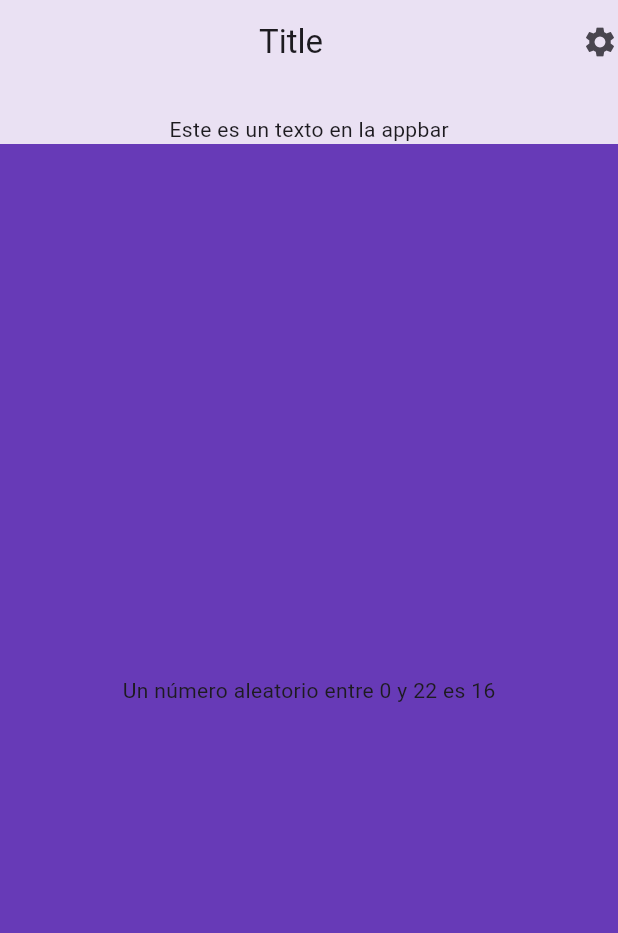
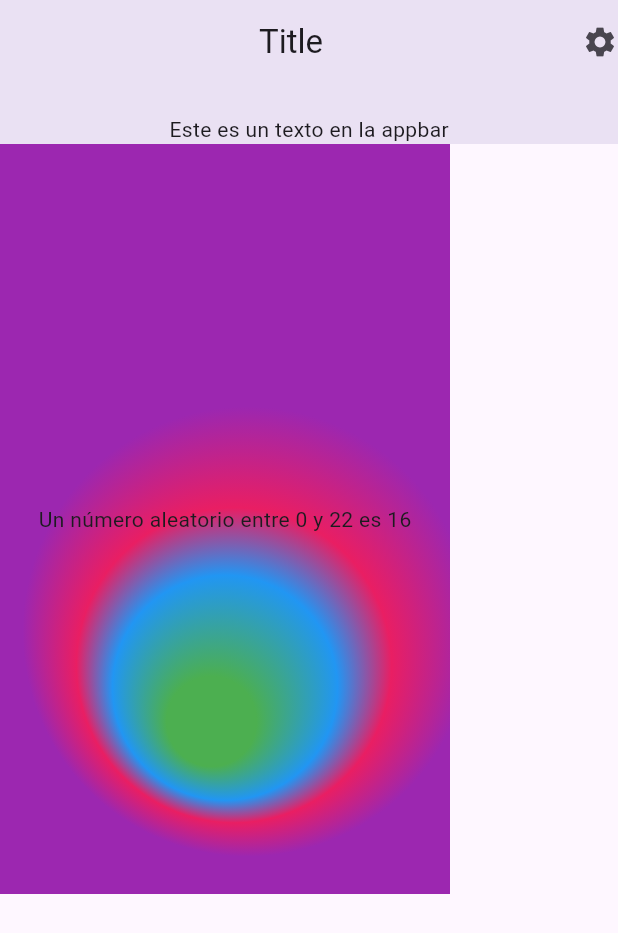
Before and after one commit to nellyjohanaortegatomas/CURSO_INTRODUCCION_A_FLUTTER, a Flutter app: the screen it shows after launch, on a phone screen of 412 x 824 dp. Shown: the top 933 px of the screen. Run offline on Flutter 3.47's test engine with Material 3 defaults, Android fonts, the phone set to English and light mode, and no system bars.

Commit message:
Seccion 4: Commonly used widgets - Clase 8: Colors, Container, Gesture Detectors, Snackbar, Gradients

```diff
--- a/first_flutter_project/lib/second_file.dart
+++ b/first_flutter_project/lib/second_file.dart
@@ -1,4 +1,5 @@
 import 'dart:math';
+import 'package:first_flutter_project/util.dart';
 import 'package:flutter/material.dart';
 
 class SecondClass extends StatelessWidget{
@@ -7,8 +8,28 @@
 
     return Material(
         color: Colors.deepPurple,
-        child: Center(
-          child: Text(generateNumbers(), textDirection: TextDirection.ltr,)
+        child: Container(
+          height: 500.0,
+          width: 300.0,
+          alignment: Alignment(0, 0),
+          decoration: BoxDecoration(
+            gradient: RadialGradient(
+              colors: [Colors.green, Colors.blue, Colors.pink, Colors.purple],
+              stops: [0.2, 0.5, 0.7, 1],
+              center: Alignment(0.1, 0.3),
+              focal: Alignment(-0.1, 0.6)
+            )
+          ),
+          //color: lightPurpleColor,
+          child: GestureDetector(
+            onTap: (){
+              ScaffoldMessenger.of(context).showSnackBar(SnackBar(
+                content: Text('It was pressed'),
+                duration: Duration(seconds: 2),
+              ));
+            },
+            child: Text(generateNumbers(), textDirection: TextDirection.ltr,)
+          )
         )
         );
   }
--- /dev/null
+++ b/first_flutter_project/lib/util.dart
@@ -0,0 +1,5 @@
+import 'package:flutter/material.dart';
+
+var colorPurple=Colors.cyan;
+const darkPurpleColor=Color(0xFF880E4F);
+var lightPurpleColor=Colors.purple[300];
```
